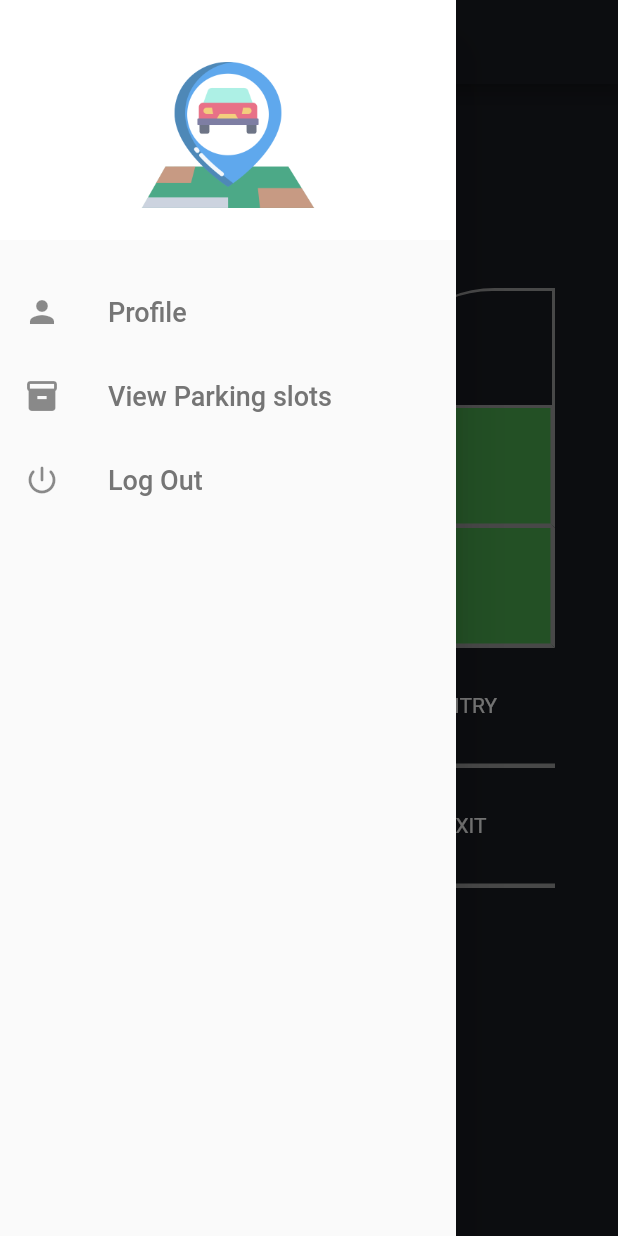
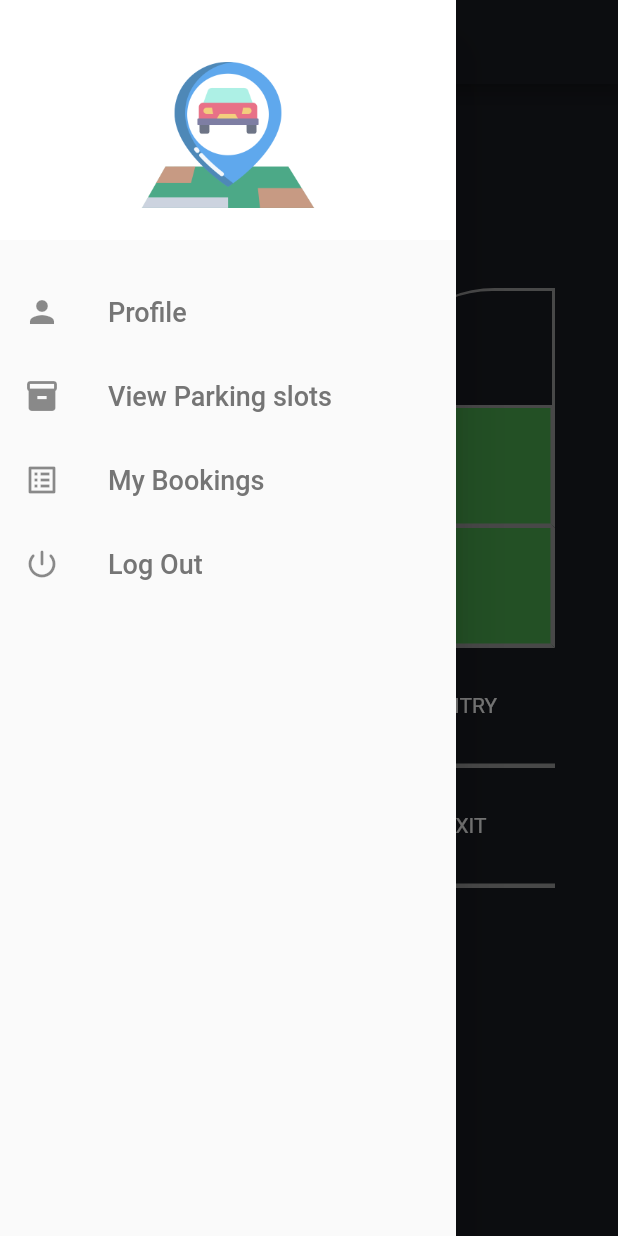
Before and after one commit to sujayss81/Smart_Parking_IOT, a Flutter app: the ParkingSlots screen opened directly, with the side drawer open, on a phone screen of 412 x 824 dp. Run offline on Flutter 3.47's test engine with Material 2 defaults, Android fonts, the phone set to English and light mode, and no system bars; our stand-ins replace shared_preferences; missing offline and left inert: dart:ffi; accounts and stored records are empty; network calls fail.

Commit message:
all bookings page initial req

```diff
--- a/smart_parking_app/lib/components/drawerScreen.dart
+++ b/smart_parking_app/lib/components/drawerScreen.dart
@@ -1,5 +1,6 @@
 import 'package:flutter/material.dart';
 import 'package:shared_preferences/shared_preferences.dart';
+import 'package:smart_parking_app/screens/allBookings.dart';
 import 'package:smart_parking_app/screens/homePage.dart';
 import 'package:smart_parking_app/screens/loginScreen.dart';
 import 'package:cupertino_icons/cupertino_icons.dart';
@@ -80,6 +81,22 @@ class _DrawerScreenState extends State<DrawerScreen> {
               },
             ),
             ListTile(
+              leading: Icon(Icons.list_alt),
+              title: Text(
+                'My Bookings',
+                style: TextStyle(
+                  color: Colors.grey[600],
+                  fontSize: 18,
+                ),
+              ),
+              onTap: () {
+                Navigator.of(context).pushReplacement(MaterialPageRoute(
+                    builder: (context) => BookingScreen(
+                          body: widget.data,
+                        )));
+              },
+            ),
+            ListTile(
               leading: Icon(Icons.power_settings_new_rounded),
               title: Text(
                 'Log Out',
--- a/smart_parking_app/lib/screens/homePage.dart
+++ b/smart_parking_app/lib/screens/homePage.dart
@@ -32,7 +32,7 @@ class _HomePageState extends State<HomePage> {
   Widget getAvatar() {
     userDetails = widget.body;
     String gender = userDetails['gender'];
-    if (gender == 'male') {
+    if (gender.toLowerCase() == 'male') {
       return Image(
         image: AssetImage('images/male.jpg'),
         height: 140.0,
```
Also changed, not shown: smart_parking_app/lib/screens/allBookings.dart (added, +63 -0 lines).
